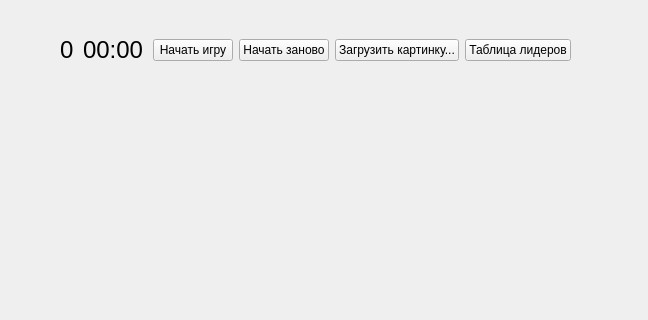
Before: the Qt Designer form mainwindow.ui in RudSmith/FifteenCPP, drawn with Qt 5; both pictures show x 0 to 648 and y 0 to 320 of the 648 by 680 pixel window.
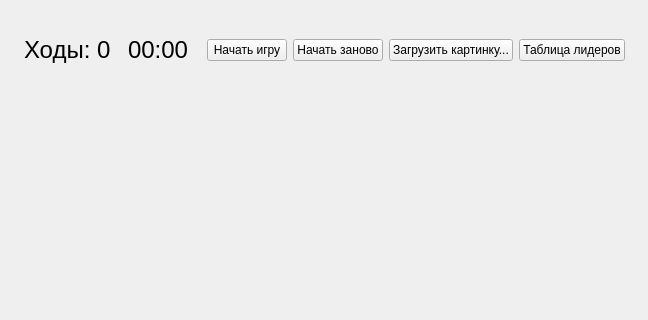
After: the same form once the commit is applied.

Diff of the .ui file:
```diff
--- a/mainwindow.ui
+++ b/mainwindow.ui
@@ -40,13 +40,25 @@
    <widget class="QWidget" name="horizontalLayoutWidget">
     <property name="geometry">
      <rect>
-      <x>60</x>
+      <x>24</x>
       <y>10</y>
-      <width>511</width>
+      <width>601</width>
       <height>80</height>
      </rect>
     </property>
     <layout class="QHBoxLayout" name="horizontalLayout">
+     <item>
+      <widget class="QLabel" name="label">
+       <property name="font">
+        <font>
+         <pointsize>18</pointsize>
+        </font>
+       </property>
+       <property name="text">
+        <string>Ходы:</string>
+       </property>
+      </widget>
+     </item>
      <item>
       <widget class="QLabel" name="turns_count_label">
        <property name="font">
```
